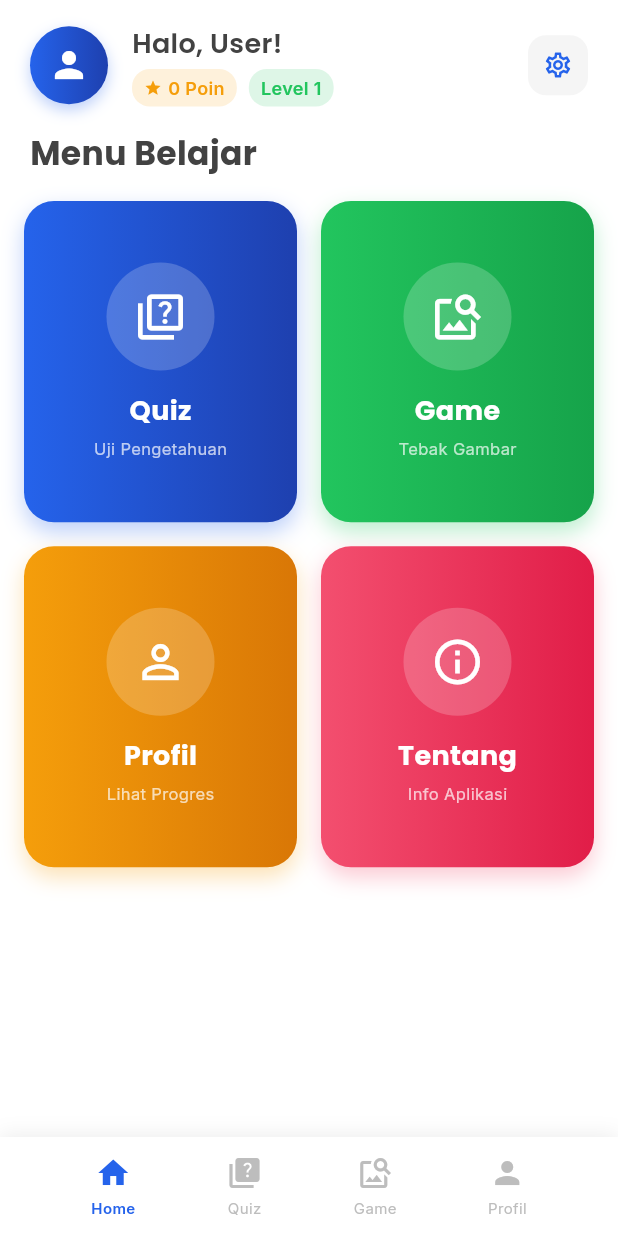
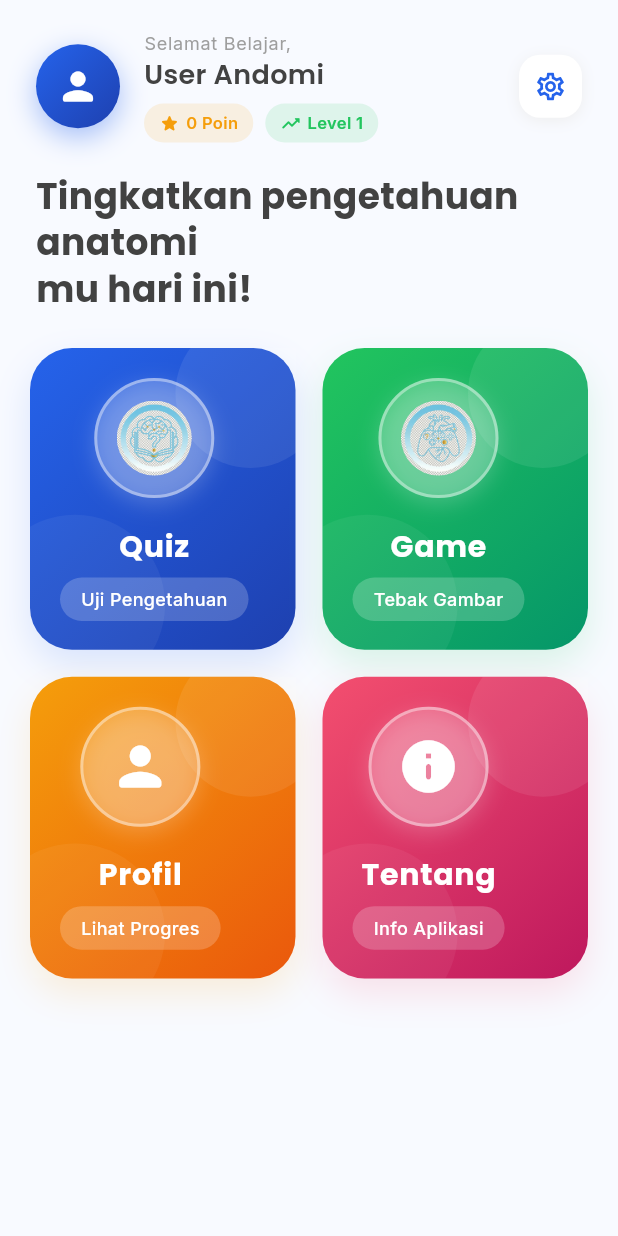
Before and after one commit to Mhduzan/antomi, a Flutter app: the screen it shows after launch, after a tap on "Mulai", on a phone screen of 412 x 824 dp. Run offline on Flutter 3.47's test engine with Material 3 defaults, Android fonts, the phone set to English and light mode, and no system bars; our stand-ins replace animated_text_kit, google_fonts, shared_preferences.

Commit message:
penmabahn soal quiz dan logo

```diff
--- a/lib/screens/menu_screen.dart
+++ b/lib/screens/menu_screen.dart
@@ -36,36 +36,39 @@ class _MenuScreenState extends State<MenuScreen> {
   @override
   Widget build(BuildContext context) {
     return Scaffold(
-      backgroundColor: Colors.white,
+      backgroundColor: Color(0xFFF8FAFF),
       body: SafeArea(
         child: Column(
           children: [
-            // Header Profile (Seperti di referensi)
+            // Header Profile Premium
             Container(
-              padding: const EdgeInsets.fromLTRB(20, 16, 20, 8),
+              padding: const EdgeInsets.fromLTRB(24, 20, 24, 12),
               child: Row(
                 children: [
+                  // Avatar dengan efek glassmorphism
                   Container(
-                    width: 52,
-                    height: 52,
+                    width: 56,
+                    height: 56,
                     decoration: BoxDecoration(
-                      gradient: const LinearGradient(
+                      gradient: LinearGradient(
+                        begin: Alignment.topLeft,
+                        end: Alignment.bottomRight,
                         colors: [AppColors.primary, AppColors.primaryDark],
                       ),
                       shape: BoxShape.circle,
                       boxShadow: [
                         BoxShadow(
-                          color: AppColors.primary.withOpacity(0.3),
-                          blurRadius: 8,
-                          offset: const Offset(0, 4),
+                          color: AppColors.primary.withOpacity(0.4),
+                          blurRadius: 16,
+                          offset: const Offset(0, 6),
                         ),
                       ],
                     ),
                     child: const Center(
                       child: Icon(
-                        Icons.person,
+                        Icons.person_rounded,
                         color: Colors.white,
-                        size: 28,
+                        size: 30,
                       ),
                     ),
                   ),
@@ -75,70 +78,59 @@ class _MenuScreenState extends State<MenuScreen> {
                       crossAxisAlignment: CrossAxisAlignment.start,
                       children: [
                         Text(
-                          'Halo, User!',
+                          'Selamat Belajar,',
+                          style: GoogleFonts.inter(
+                            fontSize: 12,
+                            color: Colors.grey.shade500,
+                            letterSpacing: 0.5,
+                          ),
+                        ),
+                        Text(
+                          'User Andomi',
                           style: GoogleFonts.poppins(
                             fontSize: 18,
                             fontWeight: FontWeight.w600,
                             color: Colors.grey.shade800,
                           ),
                         ),
-                        const SizedBox(height: 4),
+                        const SizedBox(height: 6),
                         Row(
                           children: [
-                            Container(
-                              padding: const EdgeInsets.symmetric(horizontal: 8, vertical: 4),
-                              decoration: BoxDecoration(
-                                color: AppColors.warning.withOpacity(0.15),
-                                borderRadius: BorderRadius.circular(12),
-                              ),
-                              child: Row(
-                                children: [
-                                  const Icon(Icons.star, size: 12, color: AppColors.warning),
-                                  const SizedBox(width: 4),
-                                  Text(
-                                    '$_totalPoin Poin',
-                                    style: GoogleFonts.inter(
-                                      fontSize: 12,
-                                      fontWeight: FontWeight.w600,
+                            _buildStatChip(
+                              icon: Icons.star_rounded,
+                              label: '$_totalPoin Poin',
                               color: AppColors.warning,
                             ),
-                                  ),
-                                ],
-                              ),
-                            ),
                             const SizedBox(width: 8),
-                            Container(
-                              padding: const EdgeInsets.symmetric(horizontal: 8, vertical: 4),
-                              decoration: BoxDecoration(
-                                color: AppColors.success.withOpacity(0.15),
-                                borderRadius: BorderRadius.circular(12),
-                              ),
-                              child: Text(
-                                'Level $_levelTerbuka',
-                                style: GoogleFonts.inter(
-                                  fontSize: 12,
-                                  fontWeight: FontWeight.w600,
+                            _buildStatChip(
+                              icon: Icons.trending_up_rounded,
+                              label: 'Level $_levelTerbuka',
                               color: AppColors.success,
-                                ),
-                              ),
                             ),
                           ],
                         ),
                       ],
                     ),
                   ),
-                  // Icon tambahan seperti di referensi
+                  // Settings Icon dengan efek
                   Container(
-                    width: 40,
-                    height: 40,
+                    width: 42,
+                    height: 42,
                     decoration: BoxDecoration(
-                      color: Colors.grey.shade100,
-                      borderRadius: BorderRadius.circular(12),
+                      color: Colors.white,
+                      borderRadius: BorderRadius.circular(14),
+                      boxShadow: [
+                        BoxShadow(
+                          color: Colors.grey.shade200,
+                          blurRadius: 8,
+                          offset: const Offset(0, 2),
+                        ),
+                      ],
                     ),
                     child: const Center(
                       child: Icon(
                         Icons.settings_outlined,
-                        size: 20,
+                        size: 22,
                         color: AppColors.primary,
                       ),
                     ),
@@ -149,44 +141,44 @@ class _MenuScreenState extends State<MenuScreen> {
 
             const SizedBox(height: 8),
 
-            // Judul Menu
+            // Greeting Quote
             Padding(
-              padding: const EdgeInsets.symmetric(horizontal: 20),
-              child: Align(
-                alignment: Alignment.centerLeft,
+              padding: const EdgeInsets.symmetric(horizontal: 24),
               child: Text(
-                  'Menu Belajar',
+                'Tingkatkan pengetahuan anatomi\nmu hari ini!',
                 style: GoogleFonts.poppins(
-                    fontSize: 22,
+                  fontSize: 24,
                   fontWeight: FontWeight.bold,
                   color: Colors.grey.shade800,
-                  ),
+                  height: 1.3,
                 ),
               ),
             ),
 
-            const SizedBox(height: 16),
+            const SizedBox(height: 24),
 
-            // Grid Menu 2x2 (Seperti di referensi)
+            // Grid Menu Premium
             Expanded(
               child: Padding(
-                padding: const EdgeInsets.symmetric(horizontal: 16),
+                padding: const EdgeInsets.symmetric(horizontal: 20),
                 child: GridView.count(
                   crossAxisCount: 2,
-                  crossAxisSpacing: 16,
-                  mainAxisSpacing: 16,
-                  childAspectRatio: 0.85,
+                  crossAxisSpacing: 18,
+                  mainAxisSpacing: 18,
+                  childAspectRatio: 0.88,
                   shrinkWrap: true,
                   physics: const BouncingScrollPhysics(),
                   children: [
-                    _buildMenuCard(
-                      icon: Icons.quiz_outlined,
+                    _buildPremiumMenuCard(
+                      imageAsset: 'assets/quiz.png',
                       title: 'Quiz',
-                      description: 'Uji Pengetahuan',
-                      color: AppColors.primary,
-                      gradient: const LinearGradient(
+                      subtitle: 'Uji Pengetahuan',
+                      gradient: LinearGradient(
+                        begin: Alignment.topLeft,
+                        end: Alignment.bottomRight,
                         colors: [AppColors.primary, AppColors.primaryDark],
                       ),
+                      lightColor: AppColors.primary.withOpacity(0.15),
                       onTap: () async {
                         final result = await Navigator.push(
                           context,
@@ -195,14 +187,16 @@ class _MenuScreenState extends State<MenuScreen> {
                         if (result == true) _loadData();
                       },
                     ),
-                    _buildMenuCard(
-                      icon: Icons.image_search,
+                    _buildPremiumMenuCard(
+                      imageAsset: 'assets/tebak gambar.png',
                       title: 'Game',
-                      description: 'Tebak Gambar',
-                      color: AppColors.success,
-                      gradient: const LinearGradient(
-                        colors: [AppColors.success, Color(0xFF16A34A)],
+                      subtitle: 'Tebak Gambar',
+                      gradient: LinearGradient(
+                        begin: Alignment.topLeft,
+                        end: Alignment.bottomRight,
+                        colors: [AppColors.success, Color(0xFF059669)],
                       ),
+                      lightColor: AppColors.success.withOpacity(0.15),
                       onTap: () async {
                         final result = await Navigator.push(
                           context,
@@ -211,14 +205,16 @@ class _MenuScreenState extends State<MenuScreen> {
                         if (result == true) _loadData();
                       },
                     ),
-                    _buildMenuCard(
-                      icon: Icons.person_outline,
+                    _buildPremiumMenuCard(
+                      icon: Icons.person_rounded,
                       title: 'Profil',
-                      description: 'Lihat Progres',
-                      color: AppColors.warning,
-                      gradient: const LinearGradient(
-                        colors: [AppColors.warning, Color(0xFFD97706)],
+                      subtitle: 'Lihat Progres',
+                      gradient: LinearGradient(
+                        begin: Alignment.topLeft,
+                        end: Alignment.bottomRight,
+                        colors: [AppColors.warning, Color(0xFFEA580C)],
                       ),
+                      lightColor: AppColors.warning.withOpacity(0.15),
                       onTap: () {
                         Navigator.push(
                           context,
@@ -226,14 +222,16 @@ class _MenuScreenState extends State<MenuScreen> {
                         ).then((_) => _loadData());
                       },
                     ),
-                    _buildMenuCard(
-                      icon: Icons.info_outline,
+                    _buildPremiumMenuCard(
+                      icon: Icons.info_rounded,
                       title: 'Tentang',
-                      description: 'Info Aplikasi',
-                      color: const Color(0xFFF34F6F),
-                      gradient: const LinearGradient(
-                        colors: [Color(0xFFF34F6F), Color(0xFFE11D48)],
+                      subtitle: 'Info Aplikasi',
+                      gradient: LinearGradient(
+                        begin: Alignment.topLeft,
+                        end: Alignment.bottomRight,
+                        colors: [Color(0xFFF34F6F), Color(0xFFBE185D)],
                       ),
+                      lightColor: const Color(0xFFF34F6F).withOpacity(0.15),
                       onTap: () {
                         Navigator.push(
                           context,
@@ -248,59 +246,42 @@ class _MenuScreenState extends State<MenuScreen> {
           ],
         ),
       ),
-      bottomNavigationBar: Container(
-        padding: const EdgeInsets.symmetric(vertical: 12),
+    );
+  }
+
+  Widget _buildStatChip({required IconData icon, required String label, required Color color}) {
+    return Container(
+      padding: const EdgeInsets.symmetric(horizontal: 10, vertical: 5),
       decoration: BoxDecoration(
-          color: Colors.white,
-          boxShadow: [
-            BoxShadow(
-              color: Colors.grey.shade200,
-              blurRadius: 10,
-              offset: const Offset(0, -2),
+        color: color.withOpacity(0.12),
+        borderRadius: BorderRadius.circular(20),
+      ),
+      child: Row(
+        mainAxisSize: MainAxisSize.min,
+        children: [
+          Icon(icon, size: 14, color: color),
+          const SizedBox(width: 4),
+          Text(
+            label,
+            style: GoogleFonts.inter(
+              fontSize: 11,
+              fontWeight: FontWeight.w600,
+              color: color,
+            ),
           ),
         ],
-        ),
-        child: Row(
-          mainAxisAlignment: MainAxisAlignment.spaceEvenly,
-          children: [
-            _buildBottomNavItem(Icons.home, 'Home', true),
-            _buildBottomNavItem(Icons.quiz, 'Quiz', false),
-            _buildBottomNavItem(Icons.image_search, 'Game', false),
-            _buildBottomNavItem(Icons.person, 'Profil', false),
-          ],
-        ),
       ),
     );
   }
 
-  Widget _buildBottomNavItem(IconData icon, String label, bool isActive) {
-    return Column(
-      mainAxisSize: MainAxisSize.min,
-      children: [
-        Icon(
-          icon,
-          color: isActive ? AppColors.primary : Colors.grey.shade400,
-          size: 24,
-        ),
-        const SizedBox(height: 4),
-        Text(
-          label,
-          style: GoogleFonts.inter(
-            fontSize: 10,
-            color: isActive ? AppColors.primary : Colors.grey.shade400,
-            fontWeight: isActive ? FontWeight.w600 : FontWeight.normal,
-          ),
-        ),
-      ],
-    );
-  }
-
-  Widget _buildMenuCard({
-    required IconData icon,
+  // PREMIUM MENU CARD dengan GAMBAR
+  Widget _buildPremiumMenuCard({
+    String? imageAsset,
+    IconData? icon,
     required String title,
-    required String description,
-    required Color color,
+    required String subtitle,
     required LinearGradient gradient,
+    required Color lightColor,
     required VoidCallback onTap,
   }) {
     return GestureDetector(
@@ -308,41 +289,111 @@ class _MenuScreenState extends State<MenuScreen> {
       child: Container(
         decoration: BoxDecoration(
           gradient: gradient,
-          borderRadius: BorderRadius.circular(20),
+          borderRadius: BorderRadius.circular(28),
           boxShadow: [
             BoxShadow(
-              color: color.withOpacity(0.3),
-              blurRadius: 12,
-              offset: const Offset(0, 6),
+              color: lightColor,
+              blurRadius: 20,
+              offset: const Offset(0, 10),
             ),
           ],
         ),
+        child: Stack(
+          children: [
+            // Decorative blur circle
+            Positioned(
+              top: -20,
+              right: -20,
+              child: Container(
+                width: 100,
+                height: 100,
+                decoration: BoxDecoration(
+                  color: Colors.white.withOpacity(0.08),
+                  shape: BoxShape.circle,
+                ),
+              ),
+            ),
+            Positioned(
+              bottom: -30,
+              left: -30,
+              child: Container(
+                width: 120,
+                height: 120,
+                decoration: BoxDecoration(
+                  color: Colors.white.withOpacity(0.05),
+                  shape: BoxShape.circle,
+                ),
+              ),
+            ),
+            // Content
+            Padding(
+              padding: const EdgeInsets.all(20),
               child: Column(
                 mainAxisAlignment: MainAxisAlignment.center,
                 children: [
+                  // Icon container with glass effect
                   Container(
-              padding: const EdgeInsets.all(18),
+                    width: 80,
+                    height: 80,
                     decoration: BoxDecoration(
                       color: Colors.white.withOpacity(0.2),
                       shape: BoxShape.circle,
+                      border: Border.all(
+                        color: Colors.white.withOpacity(0.4),
+                        width: 2,
                       ),
-              child: Icon(icon, size: 36, color: Colors.white),
+                      boxShadow: [
+                        BoxShadow(
+                          color: Colors.white.withOpacity(0.2),
+                          blurRadius: 12,
+                          offset: const Offset(0, 4),
                         ),
-            const SizedBox(height: 14),
+                      ],
+                    ),
+                    child: Center(
+                      child: imageAsset != null
+                          ? ClipRRect(
+                              borderRadius: BorderRadius.circular(50),
+                              child: Image.asset(
+                                imageAsset,
+                                height: 50,
+                                width: 50,
+                                fit: BoxFit.contain,
+                                errorBuilder: (context, error, stackTrace) {
+                                  return Icon(icon ?? Icons.abc, size: 40, color: Colors.white);
+                                },
+                              ),
+                            )
+                          : Icon(icon, size: 42, color: Colors.white),
+                    ),
+                  ),
+                  const SizedBox(height: 18),
                   Text(
                     title,
                     style: GoogleFonts.poppins(
-                fontSize: 18,
+                      fontSize: 20,
                       fontWeight: FontWeight.bold,
                       color: Colors.white,
+                      letterSpacing: 0.5,
                     ),
                   ),
-            const SizedBox(height: 4),
-            Text(
-              description,
+                  const SizedBox(height: 6),
+                  Container(
+                    padding: const EdgeInsets.symmetric(horizontal: 14, vertical: 6),
+                    decoration: BoxDecoration(
+                      color: Colors.white.withOpacity(0.2),
+                      borderRadius: BorderRadius.circular(30),
+                    ),
+                    child: Text(
+                      subtitle,
                       style: GoogleFonts.inter(
-                fontSize: 11,
-                color: Colors.white70,
+                        fontSize: 12,
+                        color: Colors.white,
+                        fontWeight: FontWeight.w500,
+                      ),
+                    ),
+                  ),
+                ],
               ),
             ),
           ],
--- a/lib/screens/splash_screen.dart
+++ b/lib/screens/splash_screen.dart
@@ -33,16 +33,36 @@ class _SplashScreenState extends State<SplashScreen> {
           child: Column(
             mainAxisAlignment: MainAxisAlignment.center,
             children: [
+              // LOGO GAMBAR
               Container(
-                padding: const EdgeInsets.all(24),
+                padding: const EdgeInsets.all(20),
                 decoration: BoxDecoration(
-                  color: Colors.white.withOpacity(0.2),
+                  color: Colors.white.withOpacity(0.15),
                   shape: BoxShape.circle,
+                  boxShadow: [
+                    BoxShadow(
+                      color: Colors.black.withOpacity(0.2),
+                      blurRadius: 20,
+                      offset: const Offset(0, 10),
+                    ),
+                  ],
                 ),
-                child: const Icon(
-                  Icons.health_and_safety,
-                  size: 60,
-                  color: Colors.white,
+                child: ClipRRect(
+                  borderRadius: BorderRadius.circular(60),
+                  child: Image.asset(
+                    'assets/Gemini_Generated_Image_3tqpec3tqpec3tqp.png',
+                    height: 100,
+                    width: 100,
+                    fit: BoxFit.contain,
+                    errorBuilder: (context, error, stackTrace) {
+                      // Jika gambar tidak ditemukan, tampilkan icon default
+                      return const Icon(
+                        Icons.health_and_safety,
+                        size: 60,
+                        color: Colors.white,
+                      );
+                    },
+                  ),
                 ),
               ),
               const SizedBox(height: 24),
--- a/lib/screens/welcome_screen.dart
+++ b/lib/screens/welcome_screen.dart
@@ -19,7 +19,7 @@ class WelcomeScreen extends StatelessWidget {
               children: [
                 const Spacer(),
 
-                // GAMBAR LOGO DI TENGAH
+                // GAMBAR LOGO BARU DI TENGAH
                 Container(
                   padding: const EdgeInsets.all(20),
                   decoration: BoxDecoration(
@@ -36,7 +36,7 @@ class WelcomeScreen extends StatelessWidget {
                   child: ClipRRect(
                     borderRadius: BorderRadius.circular(60),
                     child: Image.asset(
-                      'assets/png-transparent-human-body-organ-muscle-cartoon-human-body-hand-human-arm.png',
+                      'assets/Gemini_Generated_Image_3tqpec3tqpec3tqp.png',
                       height: 100,
                       width: 100,
                       fit: BoxFit.contain,
```
Also changed, not shown: lib/data/quiz_data.dart (+51 -6 lines), lib/screens/quiz_question_screen.dart (+95 -99 lines), pubspec.yaml (+2 -75 lines), assets/1 bicepss.PNG (added), assets/10 sendi putar.PNG (added), assets/2 femur.PNG (added), assets/3 sendi peluru.PNG (added), assets/4 gasstrocnemius.PNG (added), assets/5 humerus.PNG (added), assets/6 pectroalis major.PNG (added), assets/7 costa.PNG (added), assets/9 rectis abdominis.PNG (added), assets/Gemini_Generated_Image_3tqpec3tqpec3tqp.png (added), assets/quiz.png (added), 2 more files. Lines whose indentation alone changed are shown as unchanged.
